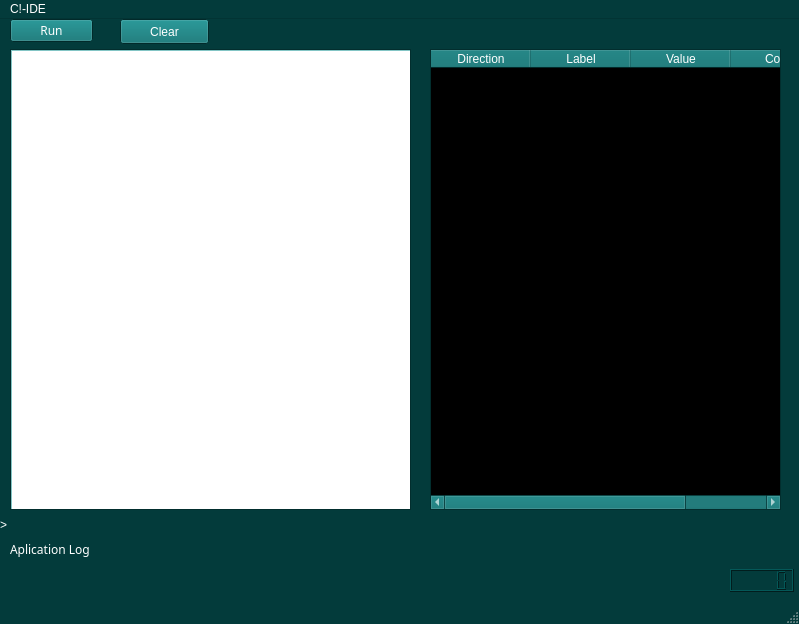
Old version of the form c-/mainwindow.ui in the repository BerthaBrenes/C-.
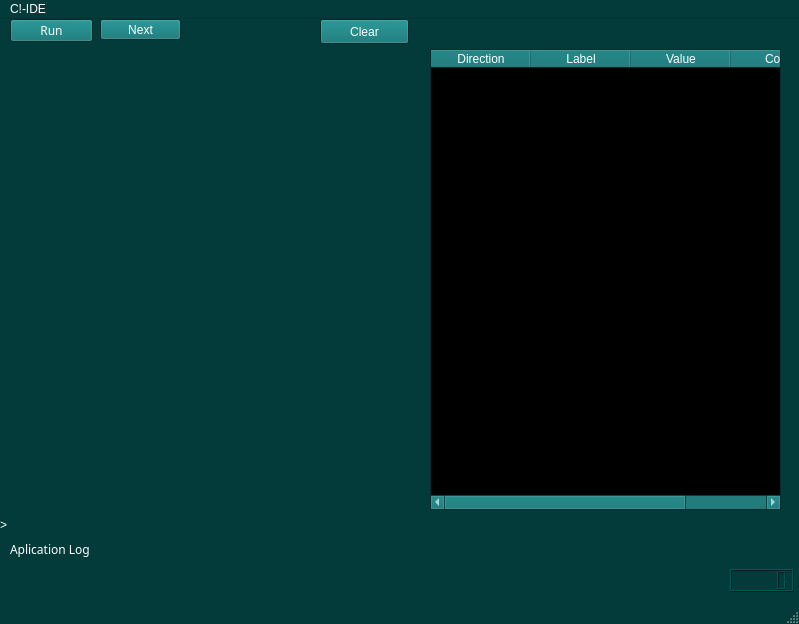
New version of the form. Custom widgets are drawn as their Qt base class.

What changed in the file:
```diff
--- a/c-/mainwindow.ui
+++ b/c-/mainwindow.ui
@@ -450,465 +450,6 @@
      <string>Run</string>
     </property>
    </widget>
-   <widget class="QScrollArea" name="scrollArea">
-    <property name="geometry">
-     <rect>
-      <x>10</x>
-      <y>30</y>
-      <width>401</width>
-      <height>461</height>
-     </rect>
-    </property>
-    <property name="widgetResizable">
-     <bool>true</bool>
-    </property>
-    <widget class="QWidget" name="scrollAreaWidgetContents">
-     <property name="geometry">
-      <rect>
-       <x>0</x>
-       <y>0</y>
-       <width>399</width>
-       <height>459</height>
-      </rect>
-     </property>
-     <widget class="QPlainTextEdit" name="plainTextEdit">
-      <property name="geometry">
-       <rect>
-        <x>0</x>
-        <y>0</y>
-        <width>401</width>
-        <height>461</height>
-       </rect>
-      </property>
-      <property name="palette">
-       <palette>
-        <active>
-         <colorrole role="WindowText">
-          <brush brushstyle="SolidPattern">
-           <color alpha="255">
-            <red>0</red>
-            <green>0</green>
-            <blue>0</blue>
-           </color>
-          </brush>
-         </colorrole>
-         <colorrole role="Button">
-          <brush brushstyle="SolidPattern">
-           <color alpha="255">
-            <red>170</red>
-            <green>255</green>
-            <blue>255</blue>
-           </color>
-          </brush>
-         </colorrole>
-         <colorrole role="Light">
-          <brush brushstyle="SolidPattern">
-           <color alpha="255">
-            <red>255</red>
-            <green>255</green>
-            <blue>255</blue>
-           </color>
-          </brush>
-         </colorrole>
-         <colorrole role="Midlight">
-          <brush brushstyle="SolidPattern">
-           <color alpha="255">
-            <red>212</red>
-            <green>255</green>
-            <blue>255</blue>
-           </color>
-          </brush>
-         </colorrole>
-         <colorrole role="Dark">
-          <brush brushstyle="SolidPattern">
-           <color alpha="255">
-            <red>85</red>
-            <green>127</green>
-            <blue>127</blue>
-           </color>
-          </brush>
-         </colorrole>
-         <colorrole role="Mid">
-          <brush brushstyle="SolidPattern">
-           <color alpha="255">
-            <red>113</red>
-            <green>170</green>
-            <blue>170</blue>
-           </color>
-          </brush>
-         </colorrole>
-         <colorrole role="Text">
-          <brush brushstyle="SolidPattern">
-           <color alpha="255">
-            <red>85</red>
-            <green>0</green>
-            <blue>0</blue>
-           </color>
-          </brush>
-         </colorrole>
-         <colorrole role="BrightText">
-          <brush brushstyle="SolidPattern">
-           <color alpha="255">
-            <red>255</red>
-            <green>255</green>
-            <blue>255</blue>
-           </color>
-          </brush>
-         </colorrole>
-         <colorrole role="ButtonText">
-          <brush brushstyle="SolidPattern">
-           <color alpha="255">
-            <red>0</red>
-            <green>0</green>
-            <blue>0</blue>
-           </color>
-          </brush>
-         </colorrole>
-         <colorrole role="Base">
-          <brush brushstyle="SolidPattern">
-           <color alpha="255">
-            <red>255</red>
-            <green>255</green>
-            <blue>255</blue>
-           </color>
-          </brush>
-         </colorrole>
-         <colorrole role="Window">
-          <brush brushstyle="SolidPattern">
-           <color alpha="255">
-            <red>170</red>
-            <green>255</green>
-            <blue>255</blue>
-           </color>
-          </brush>
-         </colorrole>
-         <colorrole role="Shadow">
-          <brush brushstyle="SolidPattern">
-           <color alpha="255">
-            <red>0</red>
-            <green>0</green>
-            <blue>0</blue>
-           </color>
-          </brush>
-         </colorrole>
-         <colorrole role="AlternateBase">
-          <brush brushstyle="SolidPattern">
-           <color alpha="255">
-            <red>212</red>
-            <green>255</green>
-            <blue>255</blue>
-           </color>
-          </brush>
-         </colorrole>
-         <colorrole role="ToolTipBase">
-          <brush brushstyle="SolidPattern">
-           <color alpha="255">
-            <red>255</red>
-            <green>255</green>
-            <blue>220</blue>
-           </color>
-          </brush>
-         </colorrole>
-         <colorrole role="ToolTipText">
-          <brush brushstyle="SolidPattern">
-           <color alpha="255">
-            <red>0</red>
-            <green>0</green>
-            <blue>0</blue>
-           </color>
-          </brush>
-         </colorrole>
-        </active>
-        <inactive>
-         <colorrole role="WindowText">
-          <brush brushstyle="SolidPattern">
-           <color alpha="255">
-            <red>0</red>
-            <green>0</green>
-            <blue>0</blue>
-           </color>
-          </brush>
-         </colorrole>
-         <colorrole role="Button">
-          <brush brushstyle="SolidPattern">
-           <color alpha="255">
-            <red>170</red>
-            <green>255</green>
-            <blue>255</blue>
-           </color>
-          </brush>
-         </colorrole>
-         <colorrole role="Light">
-          <brush brushstyle="SolidPattern">
-           <color alpha="255">
-            <red>255</red>
-            <green>255</green>
-            <blue>255</blue>
-           </color>
-          </brush>
-         </colorrole>
-         <colorrole role="Midlight">
-          <brush brushstyle="SolidPattern">
-           <color alpha="255">
-            <red>212</red>
-            <green>255</green>
-            <blue>255</blue>
-           </color>
-          </brush>
-         </colorrole>
-         <colorrole role="Dark">
-          <brush brushstyle="SolidPattern">
-           <color alpha="255">
-            <red>85</red>
-            <green>127</green>
-            <blue>127</blue>
-           </color>
-          </brush>
-         </colorrole>
-         <colorrole role="Mid">
-          <brush brushstyle="SolidPattern">
-           <color alpha="255">
-            <red>113</red>
-            <green>170</green>
-            <blue>170</blue>
-           </color>
-          </brush>
-         </colorrole>
-         <colorrole role="Text">
-          <brush brushstyle="SolidPattern">
-           <color alpha="255">
-            <red>85</red>
-            <green>0</green>
-            <blue>0</blue>
-           </color>
-          </brush>
-         </colorrole>
-         <colorrole role="BrightText">
-          <brush brushstyle="SolidPattern">
-           <color alpha="255">
-            <red>255</red>
-            <green>255</green>
-            <blue>255</blue>
-           </color>
-          </brush>
-         </colorrole>
-         <colorrole role="ButtonText">
-          <brush brushstyle="SolidPattern">
-           <color alpha="255">
-            <red>0</red>
-            <green>0</green>
-            <blue>0</blue>
-           </color>
-          </brush>
-         </colorrole>
-         <colorrole role="Base">
-          <brush brushstyle="SolidPattern">
-           <color alpha="255">
-            <red>255</red>
-            <green>255</green>
-            <blue>255</blue>
-           </color>
-          </brush>
-         </colorrole>
-         <colorrole role="Window">
-          <brush brushstyle="SolidPattern">
-           <color alpha="255">
-            <red>170</red>
-            <green>255</green>
-            <blue>255</blue>
-           </color>
-          </brush>
-         </colorrole>
-         <colorrole role="Shadow">
-          <brush brushstyle="SolidPattern">
-           <color alpha="255">
-            <red>0</red>
-            <green>0</green>
-            <blue>0</blue>
-           </color>
-          </brush>
-         </colorrole>
-         <colorrole role="AlternateBase">
-          <brush brushstyle="SolidPattern">
-           <color alpha="255">
-            <red>212</red>
-            <green>255</green>
-            <blue>255</blue>
-           </color>
-          </brush>
-         </colorrole>
-         <colorrole role="ToolTipBase">
-          <brush brushstyle="SolidPattern">
-           <color alpha="255">
-            <red>255</red>
-            <green>255</green>
-            <blue>220</blue>
-           </color>
-          </brush>
-         </colorrole>
-         <colorrole role="ToolTipText">
-          <brush brushstyle="SolidPattern">
-           <color alpha="255">
-            <red>0</red>
-            <green>0</green>
-            <blue>0</blue>
-           </color>
-          </brush>
-         </colorrole>
-        </inactive>
-        <disabled>
-         <colorrole role="WindowText">
-          <brush brushstyle="SolidPattern">
-           <color alpha="255">
-            <red>85</red>
-            <green>127</green>
-            <blue>127</blue>
-           </color>
-          </brush>
-         </colorrole>
-         <colorrole role="Button">
-          <brush brushstyle="SolidPattern">
-           <color alpha="255">
-            <red>170</red>
-            <green>255</green>
-            <blue>255</blue>
-           </color>
-          </brush>
-         </colorrole>
-         <colorrole role="Light">
-          <brush brushstyle="SolidPattern">
-           <color alpha="255">
-            <red>255</red>
-            <green>255</green>
-            <blue>255</blue>
-           </color>
-          </brush>
-         </colorrole>
-         <colorrole role="Midlight">
-          <brush brushstyle="SolidPattern">
-           <color alpha="255">
-            <red>212</red>
-            <green>255</green>
-            <blue>255</blue>
-           </color>
-          </brush>
-         </colorrole>
-         <colorrole role="Dark">
-          <brush brushstyle="SolidPattern">
-           <color alpha="255">
-            <red>85</red>
-            <green>127</green>
-            <blue>127</blue>
-           </color>
-          </brush>
-         </colorrole>
-         <colorrole role="Mid">
-          <brush brushstyle="SolidPattern">
-           <color alpha="255">
-            <red>113</red>
-            <green>170</green>
-            <blue>170</blue>
-           </color>
-          </brush>
-         </colorrole>
-         <colorrole role="Text">
-          <brush brushstyle="SolidPattern">
-           <color alpha="255">
-            <red>85</red>
-            <green>127</green>
-            <blue>127</blue>
-           </color>
-          </brush>
-         </colorrole>
-         <colorrole role="BrightText">
-          <brush brushstyle="SolidPattern">
-           <color alpha="255">
-            <red>255</red>
-            <green>255</green>
-            <blue>255</blue>
-           </color>
-          </brush>
-         </colorrole>
-         <colorrole role="ButtonText">
-          <brush brushstyle="SolidPattern">
-           <color alpha="255">
-            <red>85</red>
-            <green>127</green>
-            <blue>127</blue>
-           </color>
-          </brush>
-         </colorrole>
-         <colorrole role="Base">
-          <brush brushstyle="SolidPattern">
-           <color alpha="255">
-            <red>170</red>
-            <green>255</green>
-            <blue>255</blue>
-           </color>
-          </brush>
-         </colorrole>
-         <colorrole role="Window">
-          <brush brushstyle="SolidPattern">
-           <color alpha="255">
-            <red>170</red>
-            <green>255</green>
-            <blue>255</blue>
-           </color>
-          </brush>
-         </colorrole>
-         <colorrole role="Shadow">
-          <brush brushstyle="SolidPattern">
-           <color alpha="255">
-            <red>0</red>
-            <green>0</green>
-            <blue>0</blue>
-           </color>
-          </brush>
-         </colorrole>
-         <colorrole role="AlternateBase">
-          <brush brushstyle="SolidPattern">
-           <color alpha="255">
-            <red>170</red>
-            <green>255</green>
-            <blue>255</blue>
-           </color>
-          </brush>
-         </colorrole>
-         <colorrole role="ToolTipBase">
-          <brush brushstyle="SolidPattern">
-           <color alpha="255">
-            <red>255</red>
-            <green>255</green>
-            <blue>220</blue>
-           </color>
-          </brush>
-         </colorrole>
-         <colorrole role="ToolTipText">
-          <brush brushstyle="SolidPattern">
-           <color alpha="255">
-            <red>0</red>
-            <green>0</green>
-            <blue>0</blue>
-           </color>
-          </brush>
-         </colorrole>
-        </disabled>
-       </palette>
-      </property>
-      <property name="font">
-       <font>
-        <family>Simpleton BRK</family>
-       </font>
-      </property>
-      <property name="autoFillBackground">
-       <bool>false</bool>
-      </property>
-      <property name="plainText">
-       <string/>
-      </property>
-     </widget>
-    </widget>
-   </widget>
    <widget class="QLabel" name="label">
     <property name="geometry">
      <rect>
@@ -953,7 +494,7 @@
    <widget class="QPushButton" name="pushButton_2">
     <property name="geometry">
      <rect>
-      <x>120</x>
+      <x>320</x>
       <y>0</y>
       <width>89</width>
       <height>25</height>
@@ -993,6 +534,29 @@
      </property>
     </column>
    </widget>
+   <widget class="CodeEditor" name="widget" native="true">
+    <property name="geometry">
+     <rect>
+      <x>20</x>
+      <y>40</y>
+      <width>401</width>
+      <height>441</height>
+     </rect>
+    </property>
+   </widget>
+   <widget class="QPushButton" name="pushButton_3">
+    <property name="geometry">
+     <rect>
+      <x>100</x>
+      <y>0</y>
+      <width>81</width>
+      <height>21</height>
+     </rect>
+    </property>
+    <property name="text">
+     <string>Next</string>
+    </property>
+   </widget>
   </widget>
   <widget class="QMenuBar" name="menuBar">
    <property name="geometry">
@@ -1018,6 +582,14 @@
   <widget class="QStatusBar" name="statusBar"/>
  </widget>
  <layoutdefault spacing="6" margin="11"/>
+ <customwidgets>
+  <customwidget>
+   <class>CodeEditor</class>
+   <extends>QWidget</extends>
+   <header>codeeditor.h</header>
+   <container>1</container>
+  </customwidget>
+ </customwidgets>
  <resources/>
  <connections/>
 </ui>
```
